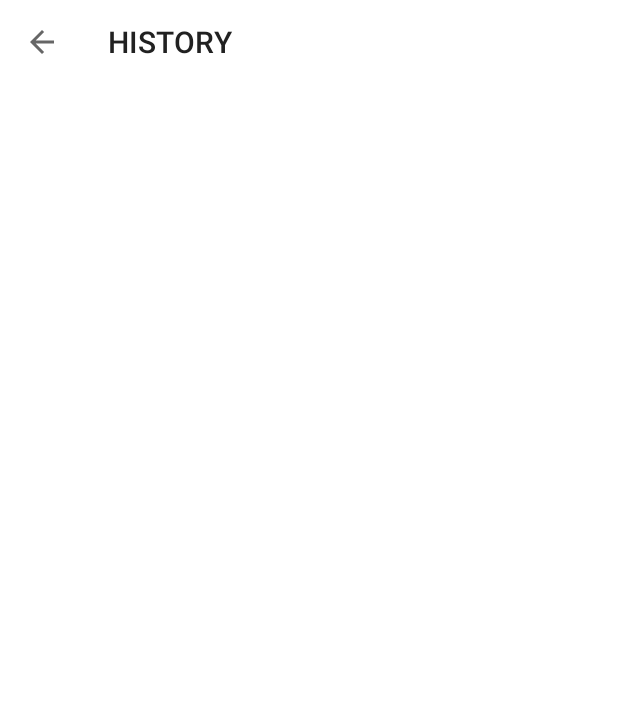
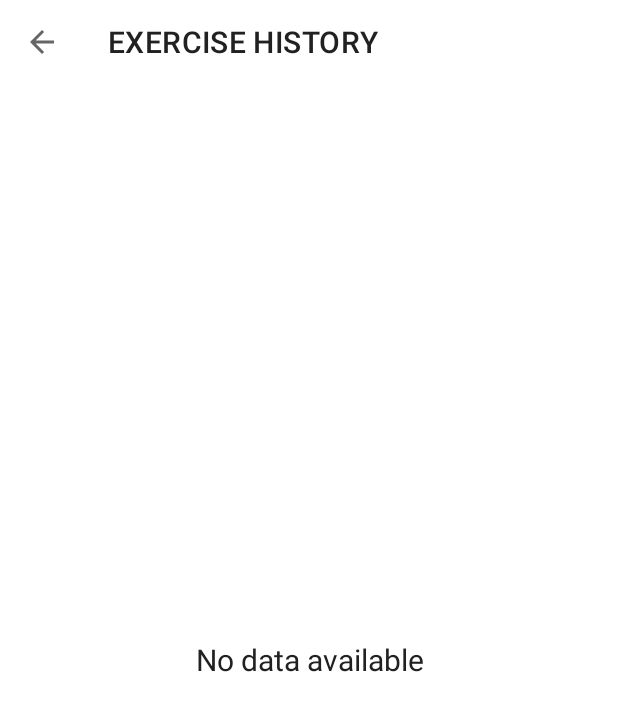
Before and after one commit to tusharja-in/fitnessApp, an Android app: the HistoryActivity screen opened directly, with no data from a screen before it, on a phone screen of 412 x 824 dp. Before the commit the part shown is almost empty. Shown: the top 711 px of the screen. Run offline under Robolectric (Android 15) with nearby library versions, the phone set to English and light mode, and no system bars.

Commit message:
Recycler view added for history.

```diff
--- a/app/build.gradle
+++ b/app/build.gradle
@@ -38,8 +38,8 @@ dependencies {
     implementation 'androidx.appcompat:appcompat:1.3.0'
     implementation 'com.google.android.material:material:1.3.0'
     implementation 'androidx.constraintlayout:constraintlayout:2.0.4'
-    debugImplementation 'im.dino:dbinspector:3.4.1@aar'
     testImplementation 'junit:junit:4.+'
     androidTestImplementation 'androidx.test.ext:junit:1.1.2'
     androidTestImplementation 'androidx.test.espresso:espresso-core:3.3.0'
+
 }
--- a/app/src/main/java/com/fitness/a7minworkoutapp/ExerciseActivity.kt
+++ b/app/src/main/java/com/fitness/a7minworkoutapp/ExerciseActivity.kt
@@ -30,8 +30,8 @@ class ExerciseActivity : AppCompatActivity(), TextToSpeech.OnInitListener {
     private var exerciseProgress=0
 
     //no of seconds we want to set on timer for exercise
-    private var exerciseTimerDuration:Long=1
-    private var restTimerDuration:Long=1
+    private var exerciseTimerDuration:Long=30
+    private var restTimerDuration:Long=10
 
     override fun onCreate(savedInstanceState: Bundle?) {
         super.onCreate(savedInstanceState)
--- a/app/src/main/java/com/fitness/a7minworkoutapp/HistoryActivity.kt
+++ b/app/src/main/java/com/fitness/a7minworkoutapp/HistoryActivity.kt
@@ -2,7 +2,12 @@ package com.fitness.a7minworkoutapp
 
 import androidx.appcompat.app.AppCompatActivity
 import android.os.Bundle
+import android.util.Log
+import android.view.View
+import android.widget.TextView
 import androidx.appcompat.widget.Toolbar
+import androidx.recyclerview.widget.LinearLayoutManager
+import androidx.recyclerview.widget.RecyclerView
 
 class HistoryActivity : AppCompatActivity() {
     override fun onCreate(savedInstanceState: Bundle?) {
@@ -14,11 +19,31 @@ class HistoryActivity : AppCompatActivity() {
         val actionBar=supportActionBar
         if (actionBar!=null){
             actionBar.setDisplayHomeAsUpEnabled(true)
-            actionBar.title="HISTORY"
+            actionBar.title="EXERCISE HISTORY"
         }
         toolbar_history.setNavigationOnClickListener {
             onBackPressed()
         }
+        getAllCompletedDates()
+    }
 
+    private fun getAllCompletedDates(){
+
+        val rvDatabaseDate=findViewById<RecyclerView>(R.id.rvDatabaseDate)
+        val tvNoDataAvailable=findViewById<TextView>(R.id.tvNoDataAvailable)
+
+        val dbHandler=SqliteOpenHelper(this,null)
+        val allCompletedExerciseDatesList=dbHandler.getAllCompletedDatesList()
+        if(allCompletedExerciseDatesList.size>0){
+            tvNoDataAvailable.visibility= View.GONE
+            rvDatabaseDate.visibility=View.VISIBLE
+            rvDatabaseDate.layoutManager=LinearLayoutManager(this)
+            val historyAdapter=HistoryAdapter(this,allCompletedExerciseDatesList)
+            rvDatabaseDate.adapter=historyAdapter
+        }
+        else{
+            tvNoDataAvailable.visibility= View.VISIBLE
+            rvDatabaseDate.visibility=View.GONE
+        }
     }
 }
--- a/app/src/main/java/com/fitness/a7minworkoutapp/SqliteOpenHelper.kt
+++ b/app/src/main/java/com/fitness/a7minworkoutapp/SqliteOpenHelper.kt
@@ -29,9 +29,22 @@ class SqliteOpenHelper(context: Context,factory: SQLiteDatabase.CursorFactory?):
     fun addDate(date:String){
         val values=ContentValues()
         values.put(COLUMN_COMPLETED_DATE,date)
-        val db=writableDatabase
+        val db=this.writableDatabase
         db.insert(TABLE_HISTORY,null,values)
         db.close()
     }
 
+    fun getAllCompletedDatesList():ArrayList<String>{
+        val list=ArrayList<String>()
+        val db=this.readableDatabase
+        val cursor=db.rawQuery("SELECT * FROM $TABLE_HISTORY",null)
+        while (cursor.moveToNext()){
+            val date=cursor.getString(cursor.getColumnIndex(COLUMN_COMPLETED_DATE))
+            list.add(date)
+        }
+        cursor.close()
+        db.close()
+        return list
+    }
+
 }
--- a/app/src/main/res/layout/activity_history.xml
+++ b/app/src/main/res/layout/activity_history.xml
@@ -2,6 +2,7 @@
 <LinearLayout xmlns:android="http://schemas.android.com/apk/res/android"
     xmlns:app="http://schemas.android.com/apk/res-auto"
     xmlns:tools="http://schemas.android.com/tools"
+    android:orientation="vertical"
     android:layout_width="match_parent"
     android:layout_height="match_parent"
     tools:context=".HistoryActivity">
@@ -9,7 +10,22 @@
         android:id="@+id/toolbar_history"
         android:layout_width="match_parent"
         android:layout_height="?android:attr/actionBarSize"
-        app:titleTextColor="#212121"
-        />
+        app:titleTextColor="#212121"/>
+    <androidx.recyclerview.widget.RecyclerView
+        android:id="@+id/rvDatabaseDate"
+        android:layout_width="match_parent"
+        android:layout_height="match_parent"
+        android:visibility="gone"
+        tools:visibility="visible"/>
+    <TextView
+        android:id="@+id/tvNoDataAvailable"
+        android:layout_width="match_parent"
+        android:layout_height="match_parent"
+        android:text="No data available"
+        android:gravity="center"
+        android:textSize="20sp"
+        android:textColor="#212121"
+        android:visibility="visible"
+        tools:visibility="gone"/>
 
 </LinearLayout>
```
Also changed, not shown: app/src/main/java/com/fitness/a7minworkoutapp/HistoryAdapter.kt (added, +38 -0 lines), app/src/main/res/layout/history_item_completed_exercise.xml (added, +29 -0 lines).
